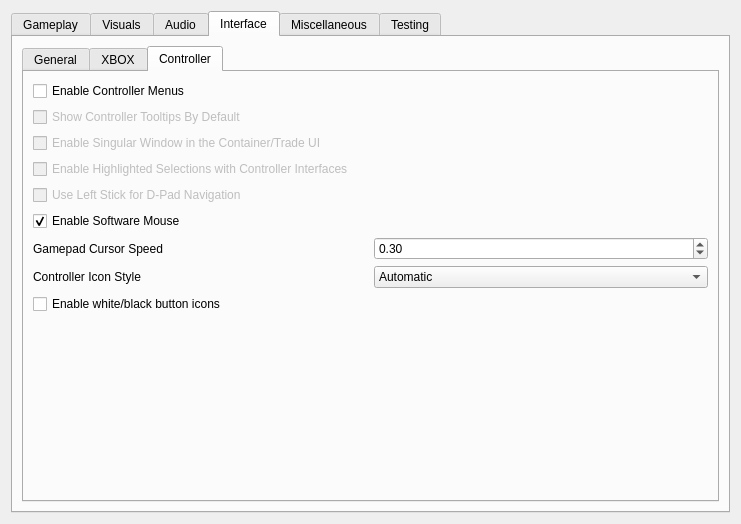
This is apps/launcher/ui/settingspage.ui in zander2k1/groovy-openmw as Qt 5 draws it before an edit. The edited form follows.
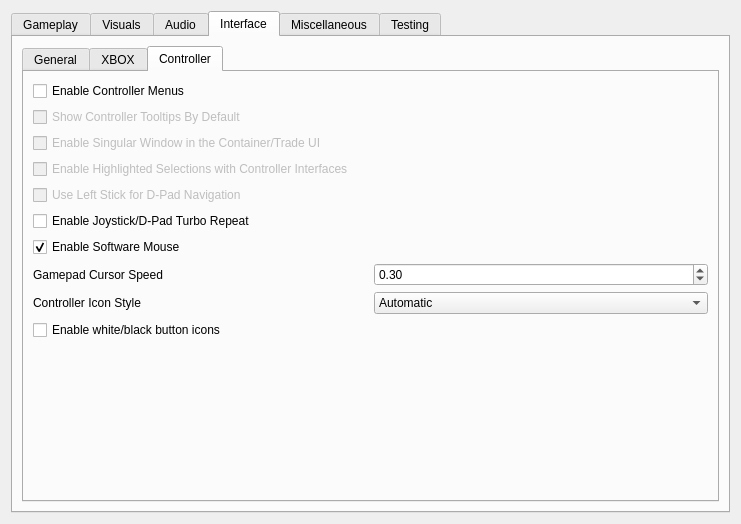
This is the edited form. The open tabs and pages were chosen to show the change.

Commit message: OpenMW-XBOX-UI: Added back the joystick/dpad turbo fire setting to the launcher.

Patch:
```diff
--- a/apps/launcher/ui/settingspage.ui
+++ b/apps/launcher/ui/settingspage.ui
@@ -1776,6 +1776,16 @@
              </widget>
             </item>
             <item row="5" column="0">
+             <widget class="QCheckBox" name="controllerMenuTurboRepeatCheckBox">
+              <property name="toolTip">
+               <string>Repeat controller D-Pad and left-stick navigation while held in controller menus.</string>
+              </property>
+              <property name="text">
+               <string>Enable Joystick/D-Pad Turbo Repeat</string>
+              </property>
+             </widget>
+            </item>
+            <item row="6" column="0">
              <widget class="QCheckBox" name="enableSoftwareMouseCheckBox">
               <property name="toolTip">
                <string>Use the software cursor (drawn by the UI) instead of the hardware cursor when using the controller.</string>
@@ -1788,7 +1798,7 @@
               </property>
              </widget>
             </item>
-            <item row="6" column="0">
+            <item row="7" column="0">
              <layout class="QHBoxLayout" name="gamepadCursorSpeedLayout">
               <item>
                <widget class="QLabel" name="gamepadCursorSpeedLabel">
@@ -1821,7 +1831,7 @@
               </item>
              </layout>
             </item>
-            <item row="7" column="0">
+            <item row="8" column="0">
              <layout class="QHBoxLayout" name="controllerIconStyleLayout">
               <item>
                <widget class="QLabel" name="controllerIconStyleLabel">
@@ -1897,7 +1907,7 @@
                </item>
               </layout>
              </item>
-            <item row="8" column="0">
+            <item row="9" column="0">
              <widget class="QCheckBox" name="controllerWhiteBlackButtonIconsCheckBox">
               <property name="toolTip">
                <string>Use white/black shoulder icons for LB/RB/L1/R1/L/R prompts.</string>
```
The commit also changes 1 other file.
